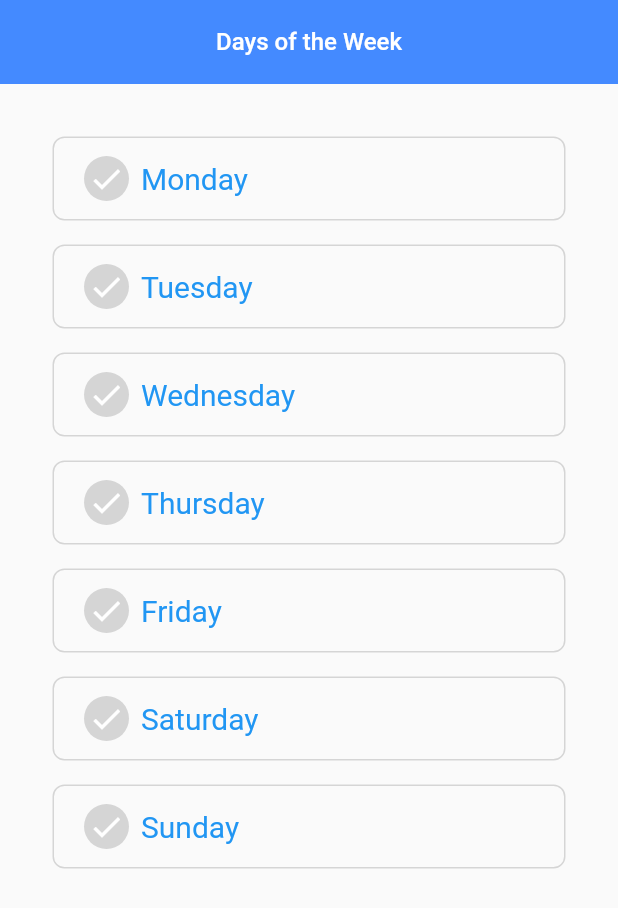
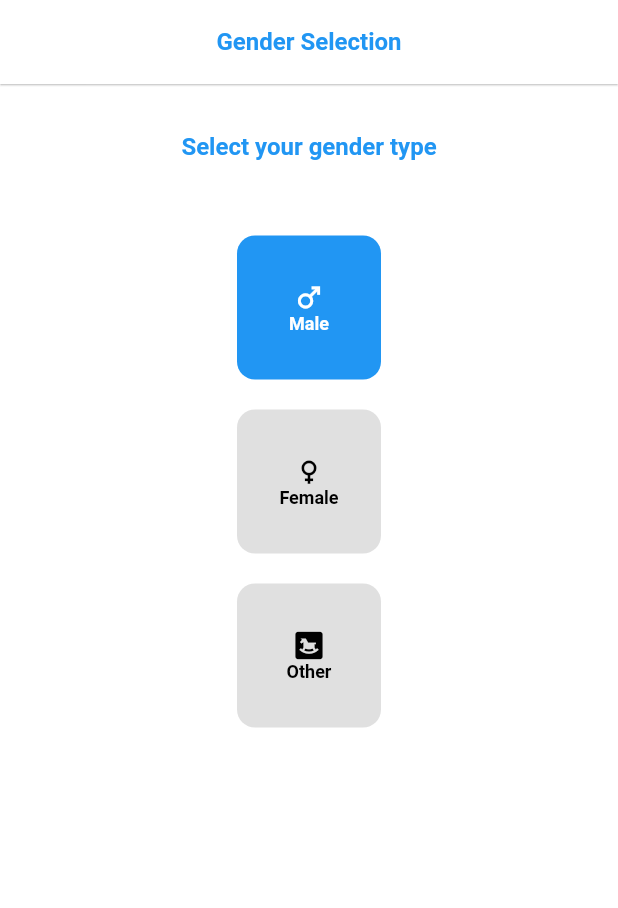
Before and after one commit to mariamadebolahamzat/custom_radio_button_flutter, a Flutter app: the screen it shows after launch, on a phone screen of 412 x 824 dp. Shown: the top 908 px of the screen. Run offline on Flutter 3.47's test engine with Material 2 defaults, Android fonts, the phone set to English and light mode, and no system bars.

Commit message:
second sample of radio buttons

```diff
--- a/lib/main.dart
+++ b/lib/main.dart
@@ -1,4 +1,4 @@
-import 'package:custom_radio_button/days_of_the_week.dart';
+import 'package:custom_radio_button/second_example/select_gender_options.dart';
 import 'package:flutter/material.dart';
 
 void main() {
@@ -16,7 +16,7 @@ class MyApp extends StatelessWidget {
       theme: ThemeData(
         primarySwatch: Colors.blue,
       ),
-      home: const DaysOfWeek(),
+      home: SelectGender(),
     );
   }
 }
--- /dev/null
+++ b/lib/second_example/gender_options.dart
@@ -0,0 +1,59 @@
+import 'package:custom_radio_button/second_example/gender_type.dart';
+import 'package:flutter/material.dart';
+
+class GenderOption extends StatelessWidget {
+  const GenderOption({
+    Key? key,
+    required this.optionIconAsset,
+    required this.iconText,
+    required this.value,
+    required this.groupValue,
+    required this.onChanged,
+  }) : super(key: key);
+  final IconData optionIconAsset;
+  final String iconText;
+  final GenderType? groupValue;
+  final GenderType value;
+  final ValueChanged<GenderType?>? onChanged;
+
+  bool get _selected => value == groupValue;
+
+  @override
+  Widget build(BuildContext context) {
+    return GestureDetector(
+      onTap: onChanged != null
+          ? () {
+              onChanged!(value);
+            }
+          : null,
+      child: Container(
+        height: 96,
+        width: 96,
+        decoration: BoxDecoration(
+          color: _selected ? Colors.blue : Colors.black12,
+          borderRadius: const BorderRadius.all(
+            Radius.circular(12),
+          ),
+        ),
+        child: Column(
+          mainAxisAlignment: MainAxisAlignment.center,
+          children: [
+            Icon(
+              optionIconAsset,
+              size: 22,
+              color: _selected ? Colors.white : Colors.black,
+            ),
+            Text(
+              iconText,
+              style: TextStyle(
+                fontWeight: FontWeight.w700,
+                color: _selected ? Colors.white : Colors.black,
+                fontSize: 12,
+              ),
+            ),
+          ],
+        ),
+      ),
+    );
+  }
+}
--- /dev/null
+++ b/lib/second_example/gender_type.dart
@@ -0,0 +1,27 @@
+enum GenderType { MALE, FEMALE, OTHER }
+
+extension SelectedGenderType on GenderType {
+  String get genderType {
+    switch (this) {
+      case GenderType.MALE:
+        return 'MALE';
+      case GenderType.FEMALE:
+        return 'FEMALE';
+      case GenderType.OTHER:
+      default:
+        return 'OTHER';
+    }
+  }
+}
+
+GenderType enumType(String genderType) {
+  switch (genderType) {
+    case 'MALE':
+      return GenderType.MALE;
+    case 'FEMALE':
+      return GenderType.FEMALE;
+    case 'OTHER':
+    default:
+      return GenderType.MALE;
+  }
+}
--- /dev/null
+++ b/lib/second_example/select_gender_options.dart
@@ -0,0 +1,89 @@
+import 'package:custom_radio_button/second_example/gender_options.dart';
+import 'package:custom_radio_button/second_example/gender_type.dart';
+import 'package:flutter/material.dart';
+
+class SelectGender extends StatefulWidget {
+  const SelectGender({Key? key}) : super(key: key);
+
+  @override
+  State<SelectGender> createState() => _SelectGenderState();
+}
+
+class _SelectGenderState extends State<SelectGender> {
+  var genderType = GenderType.MALE;
+  @override
+  Widget build(BuildContext context) {
+    return Scaffold(
+      appBar: AppBar(
+        title: const Text(
+          'Gender Selection',
+          style: TextStyle(
+            fontWeight: FontWeight.w600,
+            color: Colors.blue,
+            fontSize: 16,
+          ),
+        ),
+        backgroundColor: Colors.white,
+        elevation: 0.5,
+        centerTitle: true,
+      ),
+      backgroundColor: Colors.white,
+      body: Center(
+        child: Padding(
+          padding: const EdgeInsets.only(top: 32.0),
+          child: Column(
+            mainAxisAlignment: MainAxisAlignment.center,
+            children: [
+              const Text(
+                'Select your gender type',
+                style: TextStyle(
+                  fontWeight: FontWeight.w700,
+                  color: Colors.blue,
+                  fontSize: 16,
+                ),
+              ),
+              const SizedBox(
+                height: 50,
+              ),
+              Column(
+                children: [
+                  GenderOption(
+                    optionIconAsset: Icons.male,
+                    iconText: 'Male',
+                    groupValue: genderType,
+                    value: GenderType.MALE,
+                    onChanged: (GenderType? gender) =>
+                        setState(() => genderType = gender!),
+                  ),
+                  const SizedBox(
+                    height: 20,
+                  ),
+                  GenderOption(
+                    optionIconAsset: Icons.female,
+                    iconText: 'Female',
+                    groupValue: genderType,
+                    value: GenderType.FEMALE,
+                    onChanged: (GenderType? gender) =>
+                        setState(() => genderType = gender!),
+                  ),
+                  const SizedBox(
+                    height: 20,
+                  ),
+                  GenderOption(
+                    optionIconAsset: Icons.bedroom_baby,
+                    iconText: 'Other',
+                    groupValue: genderType,
+                    value: GenderType.OTHER,
+                    onChanged: (GenderType? gender) =>
+                        setState(() => genderType = gender!),
+                  ),
+                ],
+              ),
+              const Spacer()
+            ],
+          ),
+        ),
+      ),
+    );
+  }
+}
```
Also changed, not shown: lib/first_example/custom_radio.dart (renamed from lib/custom_radio.dart), lib/first_example/days_of_the_week.dart (renamed from lib/days_of_the_week.dart), pubspec.lock, 1 other file.
